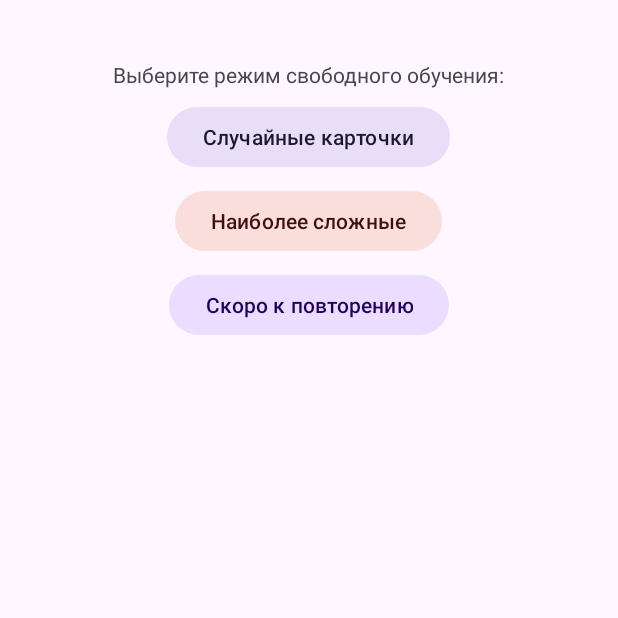
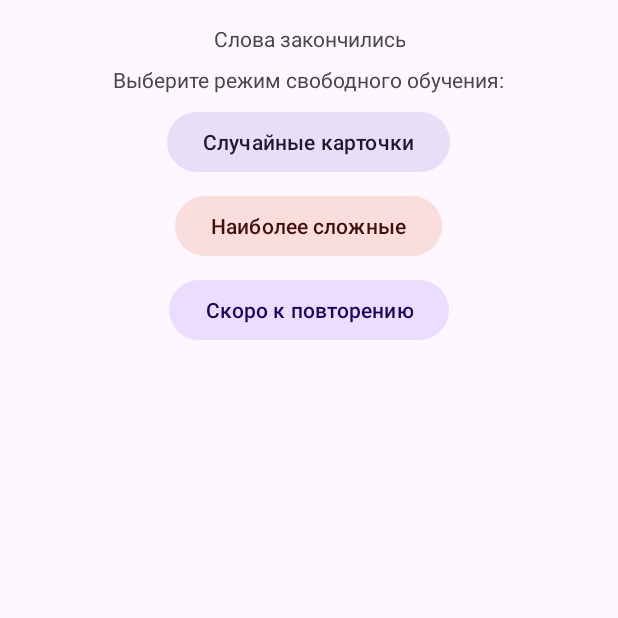
Before and after one commit to mrSaydron/Tala, an Android app: the fragment ReviewFragment placed in its activity, on a phone screen of 412 x 824 dp, the top half of it. Run offline under Robolectric (Android 15) with nearby library versions, the phone set to English and light mode, and no system bars; our stand-ins replace Room's generated code.

```diff
--- a/app/build.gradle.kts
+++ b/app/build.gradle.kts
@@ -85,6 +85,9 @@ dependencies {
     implementation("com.github.bumptech.glide:glide:4.12.0")
     kapt("com.github.bumptech.glide:compiler:4.12.0")
 
+    // Glide Transformations (Blur)
+    implementation("jp.wasabeef:glide-transformations:4.3.0")
+
     // Robolectric for JVM tests using Android SDK
     testImplementation("org.robolectric:robolectric:4.12.2")
 }
--- a/app/src/main/java/com/example/tala/MainActivity.kt
+++ b/app/src/main/java/com/example/tala/MainActivity.kt
@@ -19,13 +19,13 @@ class MainActivity : AppCompatActivity() {
         enableEdgeToEdge() // Для красивого отображения на edge-to-edge экранах
         setContentView(R.layout.activity_main)
 
-        // Добавляем системные отступы, чтобы контент не уходил под статус/навигационную панель
+        // Добавляем системные отступы снизу и по бокам; сверху оставляем 0, чтобы контент мог заходить под статус-бар
         val container = findViewById<android.view.View>(R.id.fragmentContainer)
         ViewCompat.setOnApplyWindowInsetsListener(container) { view, insets ->
             val systemBars = insets.getInsets(WindowInsetsCompat.Type.systemBars())
             val imeInsets = insets.getInsets(WindowInsetsCompat.Type.ime())
             val bottomInset = max(systemBars.bottom, imeInsets.bottom)
-            view.setPadding(systemBars.left, systemBars.top, systemBars.right, bottomInset)
+            view.setPadding(systemBars.left, 0, systemBars.right, bottomInset)
             insets
         }
 
--- a/app/src/main/java/com/example/tala/fragment/ReviewFragment.kt
+++ b/app/src/main/java/com/example/tala/fragment/ReviewFragment.kt
@@ -14,6 +14,8 @@ import android.widget.FrameLayout
 import androidx.fragment.app.Fragment
 import androidx.lifecycle.ViewModelProvider
 import androidx.lifecycle.lifecycleScope
+import androidx.core.view.ViewCompat
+import androidx.core.view.WindowInsetsCompat
 import com.example.tala.R
 import com.example.tala.ReviewSettings
 import com.example.tala.databinding.FragmentReviewBinding
@@ -54,6 +56,8 @@ class ReviewFragment : Fragment() {
     private var selectedCollectionId: Int = 0 // ID выбранной коллекции
     private val queue = ArrayDeque<CardDto>()
     private var mode: StudyMode = StudyMode.NONE
+
+    private var systemBarsTopInset: Int = 0
 
     // Defaults to restore chip backgrounds when status changes
     private var defaultNewChipBg: ColorStateList? = null
@@ -140,6 +144,14 @@ class ReviewFragment : Fragment() {
                 lifecycleScope.launch { startFreeMode(StudyMode.FREE_SOON, count) }
             }
         }
+
+        // Обработка системных отступов: когда нет изображения, контент должен быть ниже статус-бара
+        ViewCompat.setOnApplyWindowInsetsListener(binding.scrollArea) { v, insets ->
+            val top = insets.getInsets(WindowInsetsCompat.Type.systemBars()).top
+            systemBarsTopInset = top
+            applyTopInsetPadding()
+            insets
+        }
     }
 
     // Запуск свободного режима с заданным количеством карточек
@@ -218,12 +230,10 @@ class ReviewFragment : Fragment() {
             binding.editButton.visibility = View.VISIBLE
             binding.reviewContentContainer.visibility = View.VISIBLE
             binding.showTranslationButton.visibility = View.VISIBLE
-            binding.messageTextView.visibility = View.GONE
             binding.freeStudyGroup.visibility = View.GONE
             showNextFromQueue()
         } else {
             mode = StudyMode.NONE
-            binding.messageTextView.visibility = View.GONE
             binding.freeStudyGroup.visibility = View.VISIBLE
             binding.reviewContentContainer.visibility = View.GONE
             binding.showTranslationButton.visibility = View.GONE
@@ -232,6 +242,7 @@ class ReviewFragment : Fragment() {
             (binding.newChip.parent as View).visibility = View.GONE
         }
         setupProgress()
+        applyTopInsetPadding()
     }
 
     private fun showNextFromQueue() {
@@ -244,10 +255,10 @@ class ReviewFragment : Fragment() {
             (binding.easyButton.parent as View).visibility = View.GONE
             (binding.newChip.parent as View).visibility = View.GONE
 
-            binding.messageTextView.visibility = View.GONE
             binding.freeStudyGroup.visibility = View.VISIBLE
             highlightStatusChips(null)
             setupProgress()
+            applyTopInsetPadding()
             return
         }
 
@@ -271,6 +282,18 @@ class ReviewFragment : Fragment() {
         isTranslationShown = false
         highlightStatusChips(dto.status)
         setupProgress()
+        applyTopInsetPadding()
+    }
+
+    private fun applyTopInsetPadding() {
+        val reviewVisible = binding.reviewContentContainer.visibility == View.VISIBLE
+        val topPadding = if (reviewVisible) 0 else systemBarsTopInset
+        binding.scrollArea.setPadding(
+            binding.scrollArea.paddingLeft,
+            topPadding,
+            binding.scrollArea.paddingRight,
+            binding.scrollArea.paddingBottom
+        )
     }
 
     // Показывает перевод слова
--- a/app/src/main/res/layout/fragment_review.xml
+++ b/app/src/main/res/layout/fragment_review.xml
@@ -5,41 +5,14 @@
     android:layout_height="match_parent"
     xmlns:tools="http://schemas.android.com/tools">
 
-    <!-- Top bar with edit button on the right -->
-    <LinearLayout
-        android:id="@+id/topBar"
-        android:layout_width="0dp"
-        android:layout_height="wrap_content"
-        android:orientation="horizontal"
-        android:padding="8dp"
-        app:layout_constraintTop_toTopOf="parent"
-        app:layout_constraintStart_toStartOf="parent"
-        app:layout_constraintEnd_toEndOf="parent">
 
-        <Space
-            android:layout_width="0dp"
-            android:layout_height="wrap_content"
-            android:layout_weight="1" />
-
-        <ImageButton
-            android:id="@+id/editButton"
-            android:layout_width="24dp"
-            android:layout_height="24dp"
-            android:background="?attr/selectableItemBackgroundBorderless"
-            android:contentDescription="Редактировать"
-            android:padding="2dp"
-            android:src="@drawable/ic_edit"
-            app:tint="?attr/colorPrimary"
-            android:visibility="gone"
-            tools:visibility="visible"/>
-    </LinearLayout>
 
     <!-- Scrollable content area between top bar and bottom bar -->
     <androidx.core.widget.NestedScrollView
         android:id="@+id/scrollArea"
         android:layout_width="0dp"
         android:layout_height="0dp"
-        app:layout_constraintTop_toBottomOf="@id/topBar"
+        app:layout_constraintTop_toTopOf="parent"
         app:layout_constraintBottom_toTopOf="@id/bottomBar"
         app:layout_constraintStart_toStartOf="parent"
         app:layout_constraintEnd_toEndOf="parent">
@@ -48,18 +21,7 @@
             android:layout_width="match_parent"
             android:layout_height="wrap_content"
             android:orientation="vertical"
-            android:padding="16dp"
             android:gravity="center_horizontal">
-
-            <TextView
-                android:id="@+id/messageTextView"
-                android:layout_width="wrap_content"
-                android:layout_height="wrap_content"
-                android:textSize="12sp"
-                android:text="Слова закончились"
-                android:gravity="center"
-                android:padding="8dp"
-                android:visibility="gone" />
 
             <!-- Новая группа для свободного обучения -->
             <LinearLayout
@@ -71,6 +33,15 @@
                 android:visibility="gone"
                 tools:visibility="visible"
                 android:layout_marginTop="8dp">
+
+                <TextView
+                    android:id="@+id/messageTextView"
+                    android:layout_width="wrap_content"
+                    android:layout_height="wrap_content"
+                    android:textSize="14sp"
+                    android:text="Слова закончились"
+                    android:gravity="center"
+                    android:padding="8dp" />
 
                 <TextView
                     android:layout_width="wrap_content"
@@ -183,13 +154,22 @@
                 android:textColor="?attr/colorOnPrimaryContainer" />
         </LinearLayout>
 
+        <androidx.constraintlayout.widget.ConstraintLayout
+            android:layout_width="match_parent"
+            android:layout_height="wrap_content"
+            android:layout_marginTop="12dp">
+
             <LinearLayout
+                android:id="@+id/chipsContainer"
                 android:layout_width="wrap_content"
                 android:layout_height="wrap_content"
                 android:orientation="horizontal"
-            android:layout_marginTop="12dp"
                 android:gravity="center"
                 android:visibility="gone"
+                app:layout_constraintStart_toStartOf="parent"
+                app:layout_constraintEnd_toEndOf="parent"
+                app:layout_constraintTop_toTopOf="parent"
+                app:layout_constraintBottom_toBottomOf="parent"
                 tools:visibility="visible">
 
                 <com.google.android.material.chip.Chip
@@ -216,6 +196,23 @@
                     android:layout_marginStart="8dp" />
             </LinearLayout>
 
+            <ImageButton
+                android:id="@+id/editButton"
+                android:layout_width="24dp"
+                android:layout_height="24dp"
+                android:background="?attr/selectableItemBackgroundBorderless"
+                android:contentDescription="Редактировать"
+                android:padding="2dp"
+                android:src="@drawable/ic_edit"
+                app:tint="?attr/colorPrimary"
+                app:layout_constraintEnd_toEndOf="parent"
+                app:layout_constraintTop_toTopOf="parent"
+                app:layout_constraintBottom_toBottomOf="parent"
+                android:visibility="gone"
+                tools:visibility="visible"/>
+
+        </androidx.constraintlayout.widget.ConstraintLayout>
+
     </LinearLayout>
 
 </androidx.constraintlayout.widget.ConstraintLayout>
```
Also changed, not shown: app/src/main/java/com/example/tala/fragment/card/CardTranslateFragment.kt (+14 -2 lines), app/src/main/res/drawable/gradient_bottom.xml (added, +7 -0 lines), app/src/main/res/drawable/gradient_top.xml (added, +7 -0 lines), app/src/main/res/layout/fragment_card_enter_word.xml (+37 -15 lines), app/src/main/res/layout/fragment_card_reverse_translate.xml (+34 -14 lines), app/src/main/res/layout/fragment_card_translate.xml (+28 -8 lines), 1 other file. Lines whose indentation alone changed are shown as unchanged.
